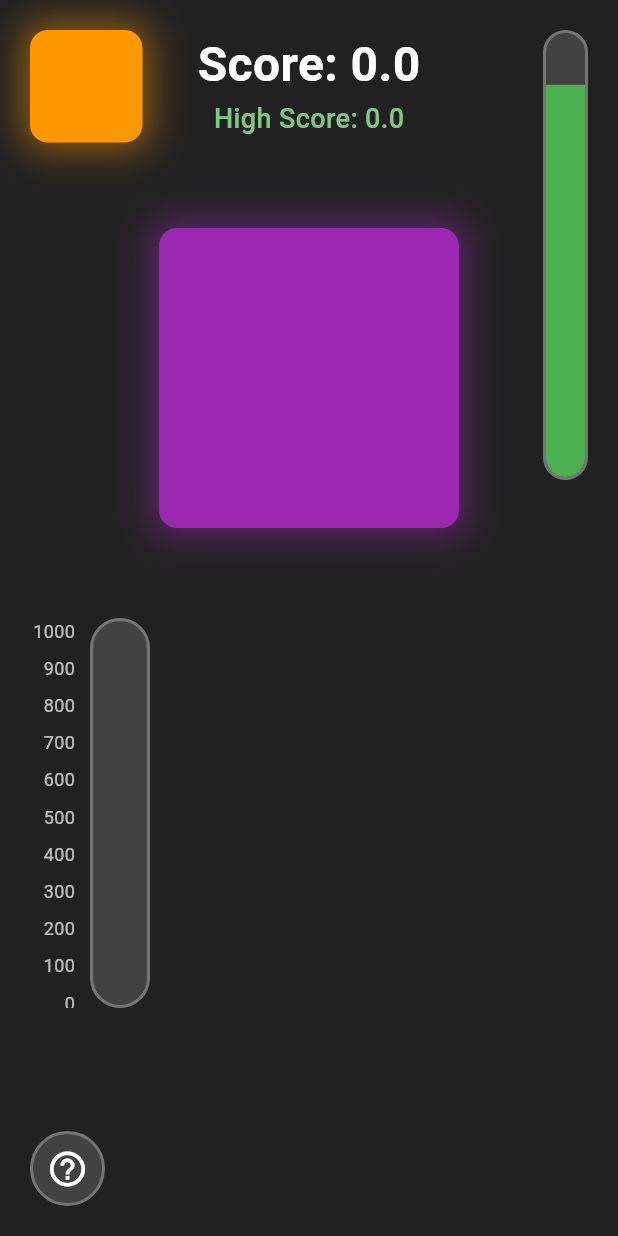
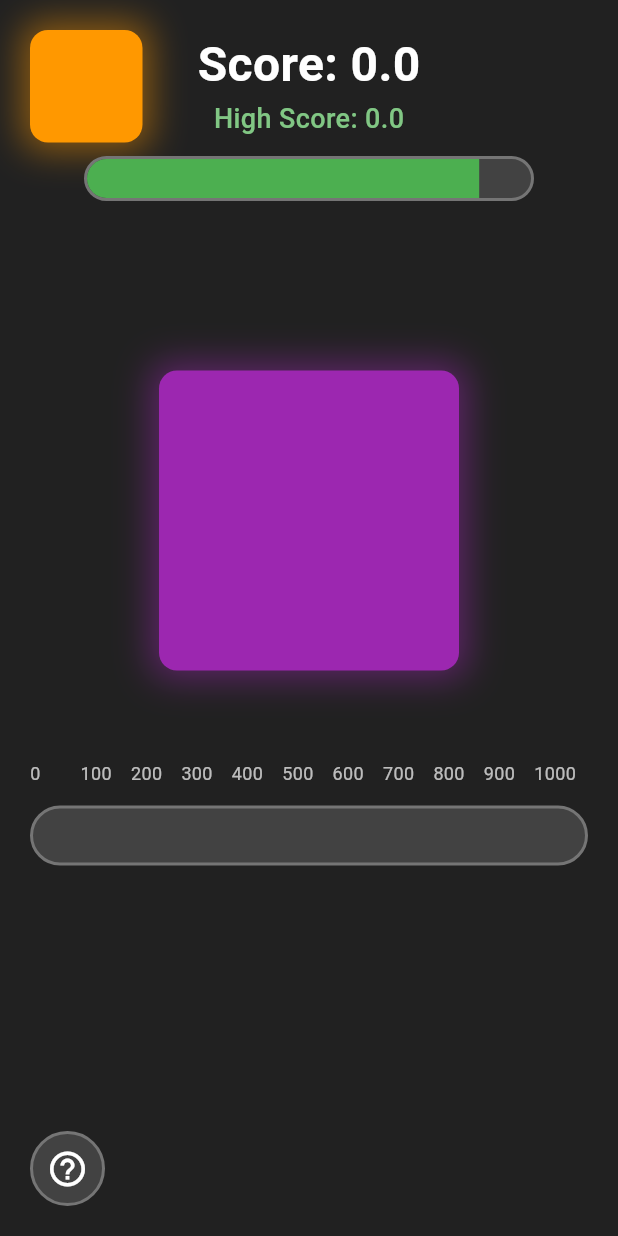
Before and after one commit to EvalVis/cats-instinct, a Flutter app: the screen it shows after launch, on a phone screen of 412 x 824 dp. Run offline on Flutter 3.47's test engine with Material 3 defaults, Android fonts, the phone set to English and light mode, and no system bars; our stand-ins replace shared_preferences.

Commit message:
Change style

```diff
--- a/lib/main.dart
+++ b/lib/main.dart
@@ -299,39 +299,36 @@ class _GameScreenState extends State<GameScreen> {
                         fontWeight: FontWeight.w500,
                       ),
                     ),
-                  ],
-                ),
-              ),
-            ),
-            Positioned(
-              top: 20,
-              right: 20,
-              child: Container(
-                width: 30,
-                height: 300,
+                    const SizedBox(height: 12),
+                    Container(
+                      width: 300,
+                      height: 30,
                       decoration: BoxDecoration(
                         color: Colors.grey[800],
                         borderRadius: BorderRadius.circular(15),
                         border: Border.all(color: Colors.grey[600]!, width: 2),
                       ),
                       child: Align(
-                  alignment: Alignment.bottomCenter,
+                        alignment: Alignment.centerLeft,
                         child: AnimatedContainer(
                           duration: const Duration(milliseconds: 100),
                           curve: Curves.easeOut,
-                    width: 26,
-                    height: (_timeRemaining / 60.0) * 296,
+                          width: (_timeRemaining / 60.0) * 296,
+                          height: 26,
                           decoration: BoxDecoration(
                             color: _timeRemaining > 30
                                 ? Colors.green
                                 : _timeRemaining > 10
                                 ? Colors.orange
                                 : Colors.red,
-                      borderRadius: const BorderRadius.vertical(
-                        bottom: Radius.circular(13),
+                            borderRadius: const BorderRadius.horizontal(
+                              left: Radius.circular(13),
                             ),
                           ),
                         ),
+                      ),
+                    ),
+                  ],
                 ),
               ),
             ),
@@ -379,24 +376,31 @@ class _GameScreenState extends State<GameScreen> {
                     ),
                   ),
                   const SizedBox(height: 60),
-                  Row(
-                    crossAxisAlignment: CrossAxisAlignment.start,
+                  Padding(
+                    padding: const EdgeInsets.symmetric(horizontal: 20),
+                    child: LayoutBuilder(
+                      builder: (context, constraints) {
+                        double barWidth = constraints.maxWidth;
+                        return Column(
+                          crossAxisAlignment: CrossAxisAlignment.center,
                           children: [
                             SizedBox(
-                        width: 50,
-                        height: 260,
+                              width: barWidth,
+                              height: 20,
                               child: Stack(
-                          children: _speedLabels.reversed
+                                children: _speedLabels
                                     .toList()
                                     .asMap()
                                     .entries
                                     .map((entry) {
                                       int index = entry.key;
                                       int label = entry.value;
-                                double position = (index / 10.0) * (260 - 12);
+                                      double availableWidth = barWidth - 36;
+                                      double position =
+                                          (index / 10.0) * availableWidth;
                                       return Positioned(
-                                  top: position,
-                                  right: 0,
+                                        left: position,
+                                        top: 0,
                                         child: Text(
                                           label.toString(),
                                           style: const TextStyle(
@@ -409,10 +413,10 @@ class _GameScreenState extends State<GameScreen> {
                                     .toList(),
                               ),
                             ),
-                      const SizedBox(width: 10),
+                            const SizedBox(height: 10),
                             SizedBox(
-                        width: 40,
-                        height: 260,
+                              width: barWidth,
+                              height: 40,
                               child: Stack(
                                 children: [
                                   Container(
@@ -426,22 +430,27 @@ class _GameScreenState extends State<GameScreen> {
                                     ),
                                   ),
                                   Align(
-                              alignment: Alignment.bottomCenter,
+                                    alignment: Alignment.centerLeft,
                                     child: AnimatedContainer(
-                                duration: const Duration(milliseconds: 300),
+                                      duration: const Duration(
+                                        milliseconds: 300,
+                                      ),
                                       curve: Curves.easeOut,
-                                width: 36,
-                                height:
-                                    ((1000 - _colorSwitchDelay) / 1000.0) * 256,
+                                      width:
+                                          ((1000 - _colorSwitchDelay) /
+                                              1000.0) *
+                                          (barWidth - 4),
+                                      height: 36,
                                       decoration: BoxDecoration(
                                         color: Colors.green,
                                         borderRadius:
-                                      ((1000 - _colorSwitchDelay) / 1000.0) *
-                                              256 >
-                                          250
+                                            ((1000 - _colorSwitchDelay) /
+                                                        1000.0) *
+                                                    (barWidth - 4) >
+                                                (barWidth - 8)
                                             ? BorderRadius.circular(18)
-                                      : const BorderRadius.vertical(
-                                          bottom: Radius.circular(18),
+                                            : const BorderRadius.horizontal(
+                                                left: Radius.circular(18),
                                               ),
                                       ),
                                     ),
@@ -450,6 +459,9 @@ class _GameScreenState extends State<GameScreen> {
                               ),
                             ),
                           ],
+                        );
+                      },
+                    ),
                   ),
                 ],
               ),
```
Lines whose indentation alone changed are shown as unchanged.
